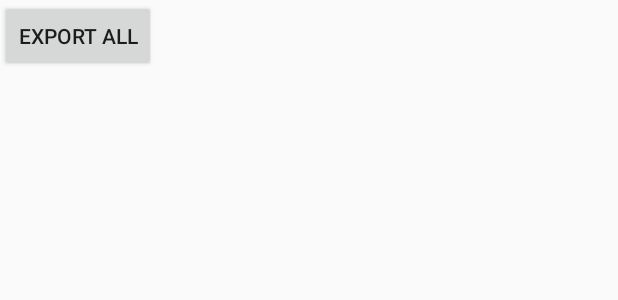
After one commit to rashiidmv/ServiceDesk, an Android app: the layout content_export.xml on its own in the app's theme, with its tools: preview values and no code run, on a phone screen of 412 x 824 dp. The commit adds this screen. Shown: the top 300 px of the screen. Run offline under Robolectric (Android 15) with nearby library versions, the phone set to English and light mode, and no system bars.

Commit message:
Export all tables implemented

```diff
--- a/app/src/main/java/wds/servicedesk/HomeListActivity.java
+++ b/app/src/main/java/wds/servicedesk/HomeListActivity.java
@@ -39,6 +39,7 @@ import data.CustomerDataSource;
 import data.LoginDataSource;
 import data.MobileDataSource;
 import data.ServiceDeskDataSource;
+import wds.servicedesk.DataExportImport.Export;
 import wds.servicedesk.reports.TodaysReport;
 
 /**
@@ -664,6 +665,11 @@ public class HomeListActivity extends AppCompatActivity {
                 // startActivity(settingsIntent);
                 // showLoginScreen(todayReportIntent);
                 return true;
+            case R.id.menu_export:
+                  Intent exportIntent = new Intent(this, Export.class);
+                  //startActivity(exportIntent);
+                showLoginScreen(exportIntent);
+                return true;
         }
         return true;
     }
--- /dev/null
+++ b/app/src/main/res/layout/content_export.xml
@@ -0,0 +1,19 @@
+<?xml version="1.0" encoding="utf-8"?>
+<android.support.constraint.ConstraintLayout xmlns:android="http://schemas.android.com/apk/res/android"
+    xmlns:app="http://schemas.android.com/apk/res-auto"
+    xmlns:tools="http://schemas.android.com/tools"
+    android:layout_width="match_parent"
+    android:layout_height="match_parent"
+    app:layout_behavior="@string/appbar_scrolling_view_behavior"
+    tools:context=".DataExportImport.Export"
+    tools:showIn="@layout/activity_export">
+
+    <Button
+        android:id="@+id/button"
+        android:layout_width="wrap_content"
+        android:layout_height="wrap_content"
+        android:onClick="ExportAll"
+        android:text="Export All"
+        tools:layout_editor_absoluteX="139dp"
+        tools:layout_editor_absoluteY="99dp" />
+</android.support.constraint.ConstraintLayout>
--- a/app/src/main/res/values/strings.xml
+++ b/app/src/main/res/values/strings.xml
@@ -87,4 +87,5 @@
     <string name="navigation_drawer_open">Open navigation drawer</string>
     <string name="navigation_drawer_close">Close navigation drawer</string>
     <string name="title_activity_message_configurations">Configure Messages</string>
+    <string name="title_activity_export">Export</string>
 </resources>
--- a/build.gradle
+++ b/build.gradle
@@ -3,9 +3,10 @@
 buildscript {
     repositories {
         jcenter()
+        google()
     }
     dependencies {
-        classpath 'com.android.tools.build:gradle:2.3.2'
+        classpath 'com.android.tools.build:gradle:3.1.4'
 
         // NOTE: Do not place your application dependencies here; they belong
         // in the individual module build.gradle files
```
Also changed, not shown: app/src/main/AndroidManifest.xml (+11 -2 lines), app/src/main/java/data/ExportImportDataSource.java (added, +70 -0 lines), app/src/main/java/wds/servicedesk/DataExportImport/Export.java (added, +77 -0 lines), app/src/main/res/layout/activity_export.xml (added, +33 -0 lines), app/src/main/res/menu/home_menu.xml (+5 -2 lines), gradle/wrapper/gradle-wrapper.properties.
